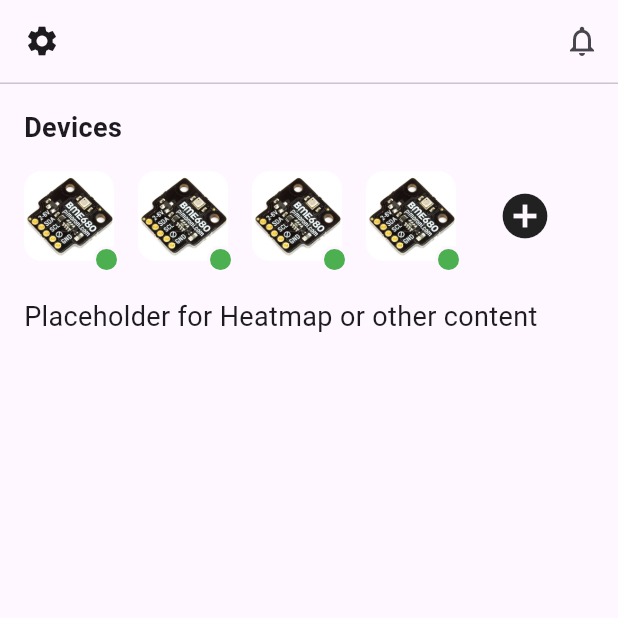
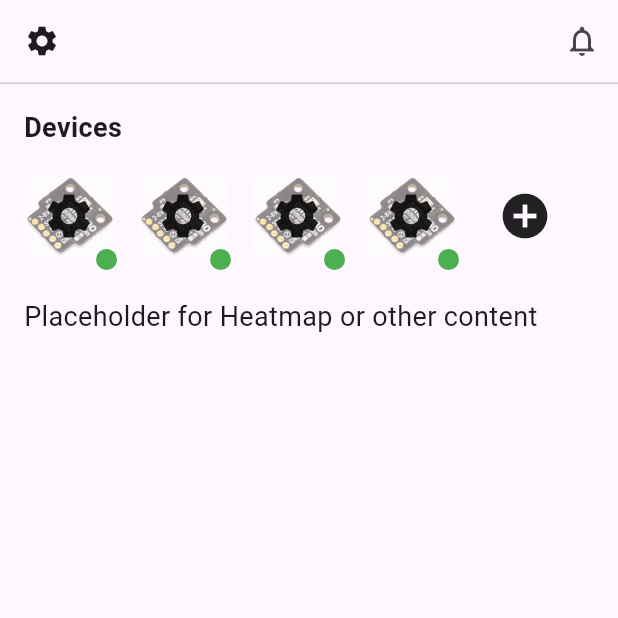
Before and after one commit to Canti-IoT/Canti-Hub, a Flutter app: the screen it shows after launch, on a phone screen of 412 x 824 dp, the top half of it. Run offline on Flutter 3.47's test engine with Material 3 defaults, Android fonts, the phone set to English and light mode, and no system bars; our stand-ins replace drift, shared_preferences, syncfusion_flutter_gauges, syncfusion_flutter_sliders; missing offline and left inert: flutter_octicons, syncfusion_flutter_core; accounts and stored records are empty; generated files the repository leaves out were written again.

Commit message:
fix: improve visibility for settings icon

```diff
--- a/lib/pages/main_page/device_icon.dart
+++ b/lib/pages/main_page/device_icon.dart
@@ -22,7 +22,6 @@ class DeviceIcon extends StatelessWidget {
         width: 76,
         child: Stack(
           children: [
-            // Image Container (below)
             ClipRRect(
               borderRadius: BorderRadius.circular(12),
               child: Container(
@@ -31,9 +30,17 @@ class DeviceIcon extends StatelessWidget {
                 decoration: BoxDecoration(
                   borderRadius: BorderRadius.circular(12),
                 ),
-                child: Image.asset(
-                  Files.bme680,
-                  fit: BoxFit.cover,
+                child: Stack(
+                  children: [
+                    Image.asset(
+                      Files.bme680,
+                      fit: BoxFit.cover,
+                    ),
+                    // Grey overlay
+                    Container(
+                      color: backgroundColor.withOpacity(0.5),
+                    ),
+                  ],
                 ),
               ),
             ),
@@ -50,6 +57,16 @@ class DeviceIcon extends StatelessWidget {
                 ),
               ),
             ),
+            ClipRRect(
+              child: Container(
+                width: 60,
+                height: 60,
+                child: Icon(
+                  Icons.settings,
+                  size: 36.0,
+                ),
+              ),
+            ),
           ],
         ),
       ),
```
